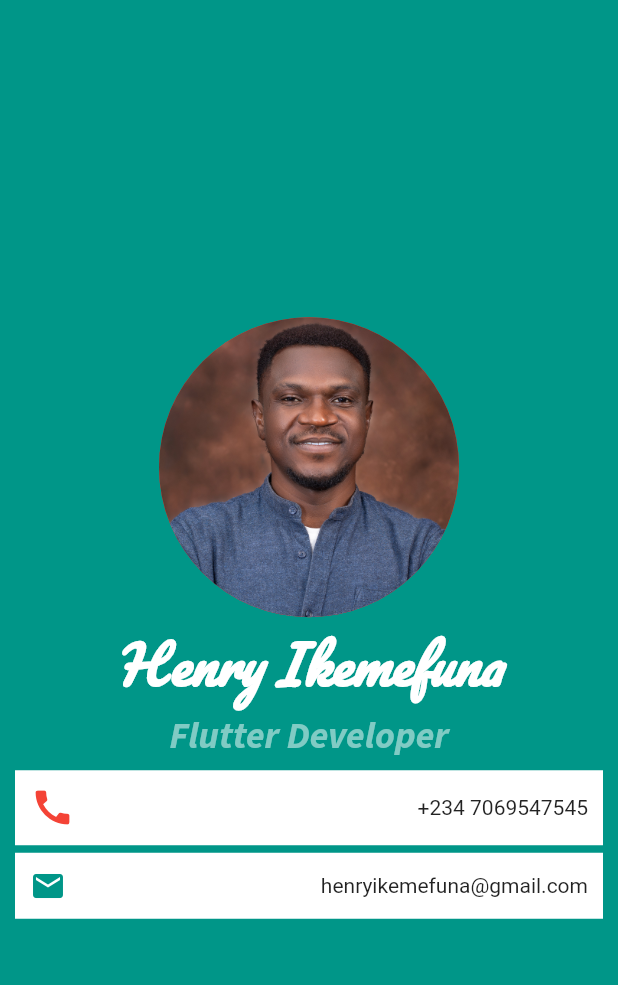
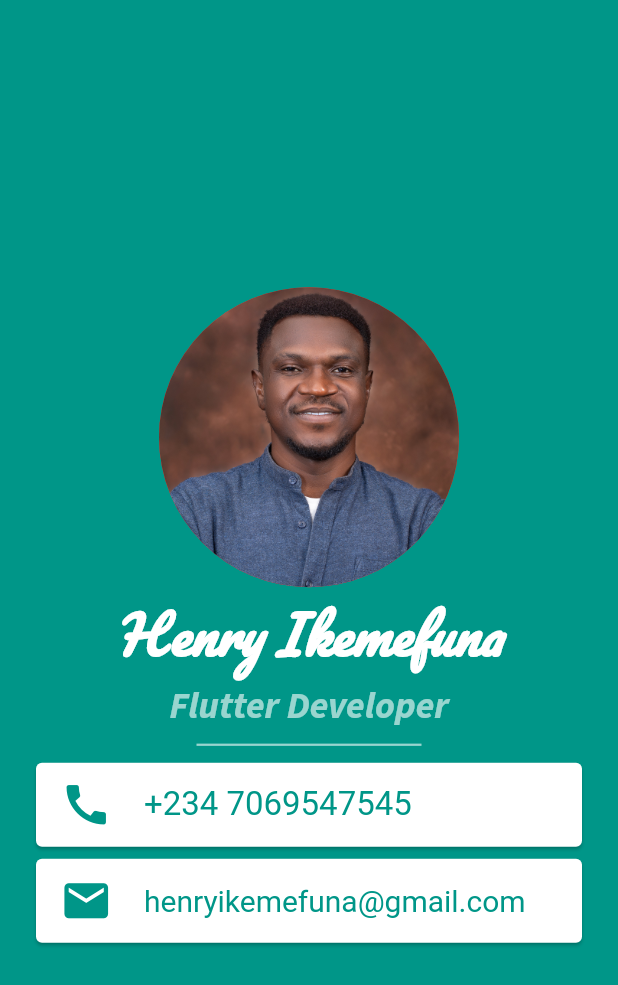
Before and after one commit to henry-dura/My-Details, a Flutter app: the screen it shows after launch, on a phone screen of 412 x 824 dp. Shown: the top 985 px of the screen. Run offline on Flutter 3.47's test engine with Material 2 defaults, Android fonts, the phone set to English and light mode, and no system bars.

Commit message:
refactor code

```diff
--- a/lib/main.dart
+++ b/lib/main.dart
@@ -14,19 +14,17 @@ class Detail extends StatelessWidget {
       home: Scaffold(
           backgroundColor: Colors.teal,
           body: SafeArea(
+              child: Container(
+            margin: const EdgeInsets.symmetric(horizontal: 20),
             child: Column(
-            crossAxisAlignment: CrossAxisAlignment.center,
               mainAxisAlignment: MainAxisAlignment.center,
-            children: [
-              Container(
-                width: double.infinity,
-              ),
-              const CircleAvatar(
+              children: const [
+                CircleAvatar(
                   radius: 100,
                   backgroundImage: AssetImage('images/passport.jpg'),
                   backgroundColor: Colors.red,
                 ),
-              const Text(
+                Text(
                   'Henry Ikemefuna',
                   style: TextStyle(
                       fontFamily: 'Pacifico',
@@ -40,43 +38,46 @@ class Detail extends StatelessWidget {
                   style: TextStyle(
                     fontFamily: 'SourceSans',
                     fontWeight: FontWeight.bold,
-                  color: Colors.teal.shade200,
+                    color: Colors.white60,
                     fontSize: 25,
                     fontStyle: FontStyle.italic,
                   ),
                 ),
-              Container(
-                color: Colors.white,
-                padding: const EdgeInsets.all(10),
-                margin: const EdgeInsets.symmetric(vertical: 5, horizontal: 10),
-                child: Row(
-                  mainAxisAlignment: MainAxisAlignment.spaceBetween,
-                  children: const [
-                    Icon(
-                      Icons.call,
-                      color: Colors.red,
-                      size: 30,
-                    ),
-                    Text('+234 7069547545')
-                  ],
+                SizedBox(
+                  width: 150,
+                  child: Divider(
+                    color: Colors.white60,
+                    thickness: 1.5
                   ),
                 ),
-              Container(
-                color: Colors.white,
-                margin: const EdgeInsets.symmetric(horizontal: 10),
-                padding: EdgeInsets.all(10),
-                child: Row(
-                  mainAxisAlignment: MainAxisAlignment.spaceBetween,
-                  children: const [
-                    Icon(
+                Card(
+                  child: ListTile(
+                    leading: Icon(
+                      Icons.call,
+                      color: Colors.teal,
+                      size: 35,
+                    ),
+                    title: Text(
+                      '+234 7069547545',
+                      style: TextStyle(fontSize: 22, color: Colors.teal),
+                    ),
+                  ),
+                ),
+                Card(
+                  child: ListTile(
+                    leading: Icon(
                       Icons.mail,
                       color: Colors.teal,
+                      size: 35,
                     ),
-                    Text('henryikemefuna@gmail.com')
-                  ],
+                    title: Text(
+                      'henryikemefuna@gmail.com',
+                      style: TextStyle(fontSize: 20, color: Colors.teal),
+                    ),
                   ),
                 )
               ],
+            ),
           ))),
     );
   }
```
Lines whose indentation alone changed are shown as unchanged.
